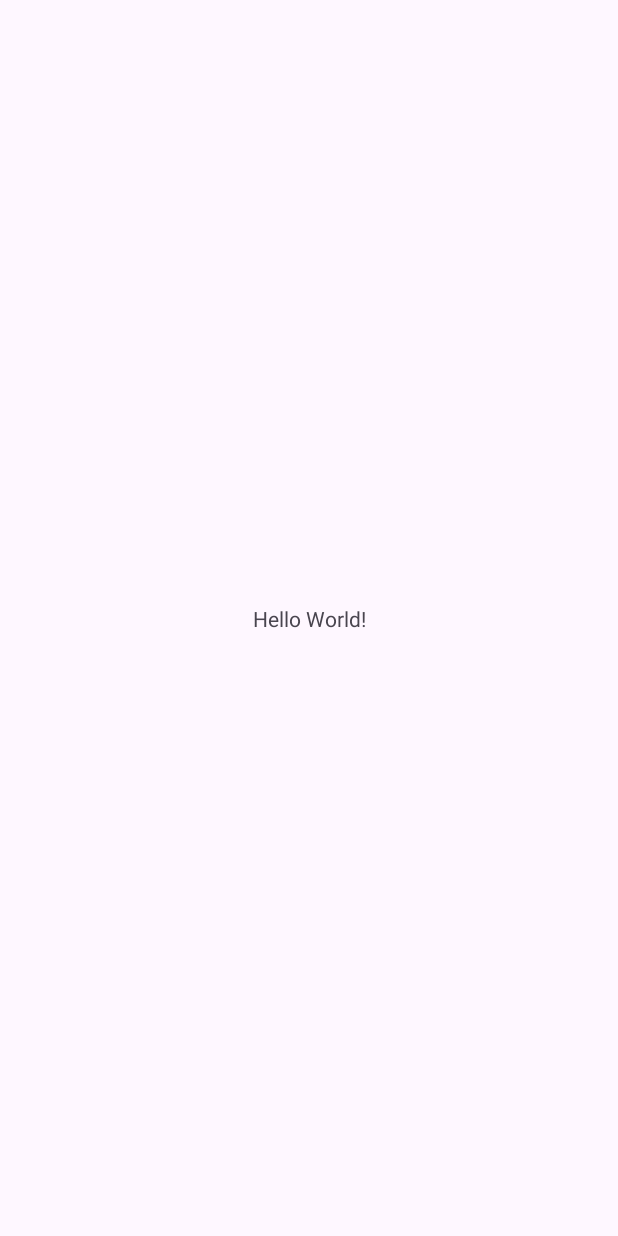
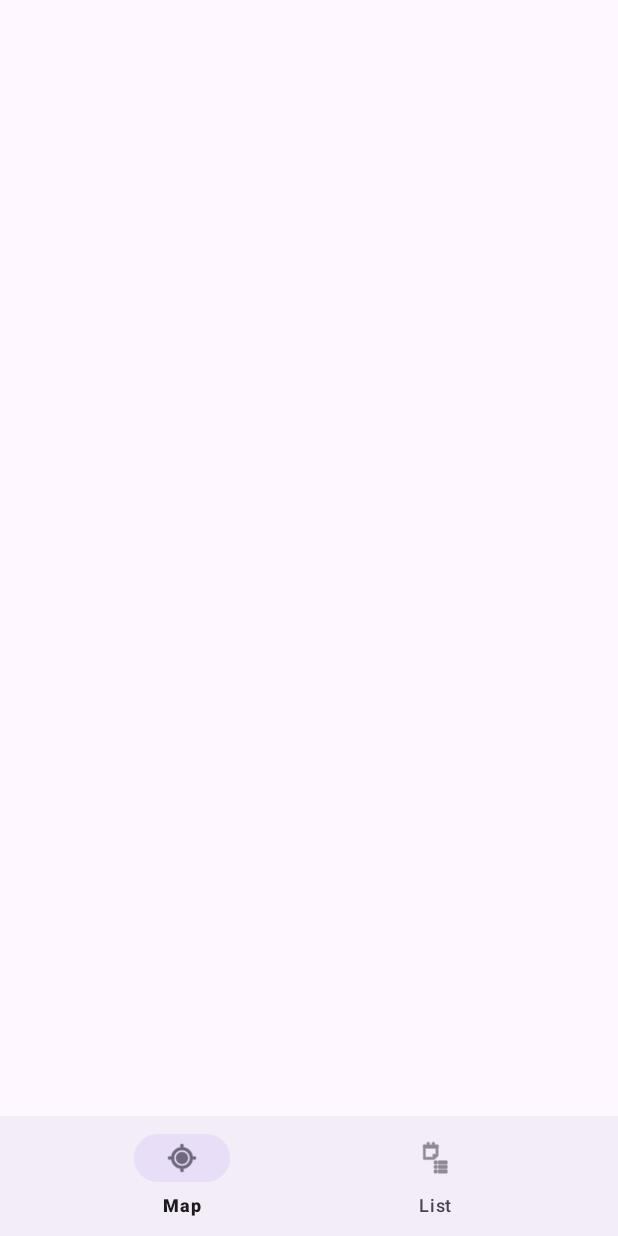
Before and after one commit to CarlaJcreates/Nearby-Memories, an Android app: the screen it shows after launch (MainActivity), on a phone screen of 412 x 824 dp. Before the commit the screen is almost empty. Run offline under Robolectric (Android 15) with nearby library versions, the phone set to English and light mode, and no system bars; our stand-ins replace Room's generated code.

```diff
--- a/app/src/main/java/com/example/nearbymemories/MainActivity.java
+++ b/app/src/main/java/com/example/nearbymemories/MainActivity.java
@@ -1,24 +1,45 @@
 package com.example.nearbymemories;
 
 import android.os.Bundle;
-
-import androidx.activity.EdgeToEdge;
+import androidx.annotation.NonNull;
 import androidx.appcompat.app.AppCompatActivity;
-import androidx.core.graphics.Insets;
-import androidx.core.view.ViewCompat;
-import androidx.core.view.WindowInsetsCompat;
+import androidx.fragment.app.Fragment;
+import androidx.fragment.app.FragmentTransaction;
+import com.example.nearbymemories.ui.DetailFragment;
+import com.example.nearbymemories.ui.ListFragment;
+import com.example.nearbymemories.ui.MapFragment;
+import com.example.nearbymemories.util.Db;
+import com.google.android.material.bottomnavigation.BottomNavigationView;
 
 public class MainActivity extends AppCompatActivity {
 
-    @Override
-    protected void onCreate(Bundle savedInstanceState) {
+    @Override protected void onCreate(Bundle savedInstanceState) {
         super.onCreate(savedInstanceState);
-        EdgeToEdge.enable(this);
         setContentView(R.layout.activity_main);
-        ViewCompat.setOnApplyWindowInsetsListener(findViewById(R.id.main), (v, insets) -> {
-            Insets systemBars = insets.getInsets(WindowInsetsCompat.Type.systemBars());
-            v.setPadding(systemBars.left, systemBars.top, systemBars.right, systemBars.bottom);
-            return insets;
+        Db.init(getApplicationContext());
+
+        BottomNavigationView bottom = findViewById(R.id.bottomNav);
+        bottom.setOnItemSelectedListener(item -> {
+            if (item.getItemId() == R.id.menu_map) replace(new MapFragment());
+            else if (item.getItemId() == R.id.menu_list) replace(new ListFragment());
+            return true;
         });
+
+        if (savedInstanceState == null) {
+            bottom.setSelectedItemId(R.id.menu_map);
+        }
+    }
+
+    private void replace(@NonNull Fragment fragment) {
+        FragmentTransaction ft = getSupportFragmentManager().beginTransaction();
+        ft.replace(R.id.fragmentContainer, fragment);
+        ft.commit();
+    }
+
+    public void openDetail(int memoryId) {
+        FragmentTransaction ft = getSupportFragmentManager().beginTransaction();
+        ft.replace(R.id.fragmentContainer, DetailFragment.newInstance(memoryId));
+        ft.addToBackStack(null);
+        ft.commit();
     }
 }
--- /dev/null
+++ b/app/src/main/java/com/example/nearbymemories/ui/DetailFragment.java
@@ -0,0 +1,21 @@
+package com.example.nearbymemories.ui;
+
+import android.os.Bundle;
+import android.view.*;
+import androidx.annotation.*;
+import androidx.fragment.app.Fragment;
+
+public class DetailFragment extends Fragment {
+    private static final String ARG_ID = "id";
+    public static DetailFragment newInstance(int id) {
+        DetailFragment f = new DetailFragment();
+        Bundle b = new Bundle();
+        b.putInt(ARG_ID, id);
+        f.setArguments(b);
+        return f;
+    }
+    @Nullable @Override
+    public View onCreateView(@NonNull LayoutInflater i, @Nullable ViewGroup c, @Nullable Bundle b) {
+        return new android.widget.FrameLayout(requireContext());
+    }
+}
--- /dev/null
+++ b/app/src/main/java/com/example/nearbymemories/ui/ListFragment.java
@@ -0,0 +1,13 @@
+package com.example.nearbymemories.ui;
+
+import android.os.Bundle;
+import android.view.*;
+import androidx.annotation.*;
+import androidx.fragment.app.Fragment;
+
+public class ListFragment extends Fragment {
+    @Nullable @Override
+    public View onCreateView(@NonNull LayoutInflater i, @Nullable ViewGroup c, @Nullable Bundle b) {
+        return new android.widget.FrameLayout(requireContext());
+    }
+}
--- /dev/null
+++ b/app/src/main/java/com/example/nearbymemories/ui/MapFragment.java
@@ -0,0 +1,13 @@
+package com.example.nearbymemories.ui;
+
+import android.os.Bundle;
+import android.view.*;
+import androidx.annotation.*;
+import androidx.fragment.app.Fragment;
+
+public class MapFragment extends Fragment {
+    @Nullable @Override
+    public View onCreateView(@NonNull LayoutInflater i, @Nullable ViewGroup c, @Nullable Bundle b) {
+        return new android.widget.FrameLayout(requireContext());
+    }
+}
--- a/app/src/main/res/layout/activity_main.xml
+++ b/app/src/main/res/layout/activity_main.xml
@@ -1,19 +1,19 @@
 <?xml version="1.0" encoding="utf-8"?>
-<androidx.constraintlayout.widget.ConstraintLayout
-    xmlns:android="http://schemas.android.com/apk/res/android"
-    xmlns:tools="http://schemas.android.com/tools"
+<LinearLayout xmlns:android="http://schemas.android.com/apk/res/android"
     xmlns:app="http://schemas.android.com/apk/res-auto"
-    android:id="@+id/main"
+    android:orientation="vertical"
     android:layout_width="match_parent"
-    android:layout_height="match_parent"
-    tools:context=".MainActivity">
-    <TextView
-      android:layout_width="wrap_content"
-      android:layout_height="wrap_content"
-      android:text="Hello World!"
-      app:layout_constraintBottom_toBottomOf="parent"
-      app:layout_constraintStart_toStartOf="parent"
-      app:layout_constraintEnd_toEndOf="parent"
-      app:layout_constraintTop_toTopOf="parent" />
+    android:layout_height="match_parent">
 
-  </androidx.constraintlayout.widget.ConstraintLayout>
+    <FrameLayout
+        android:id="@+id/fragmentContainer"
+        android:layout_width="match_parent"
+        android:layout_height="0dp"
+        android:layout_weight="1"/>
+
+    <com.google.android.material.bottomnavigation.BottomNavigationView
+        android:id="@+id/bottomNav"
+        android:layout_width="match_parent"
+        android:layout_height="wrap_content"
+        app:menu="@menu/main_nav" />
+</LinearLayout>
--- /dev/null
+++ b/app/src/main/res/menu/main_nav.xml
@@ -0,0 +1,11 @@
+<?xml version="1.0" encoding="utf-8"?>
+<menu xmlns:android="http://schemas.android.com/apk/res/android">
+    <item
+        android:id="@+id/menu_map"
+        android:title="Map"
+        android:icon="@android:drawable/ic_menu_mylocation"/>
+    <item
+        android:id="@+id/menu_list"
+        android:title="List"
+        android:icon="@android:drawable/ic_menu_agenda"/>
+</menu>
```
